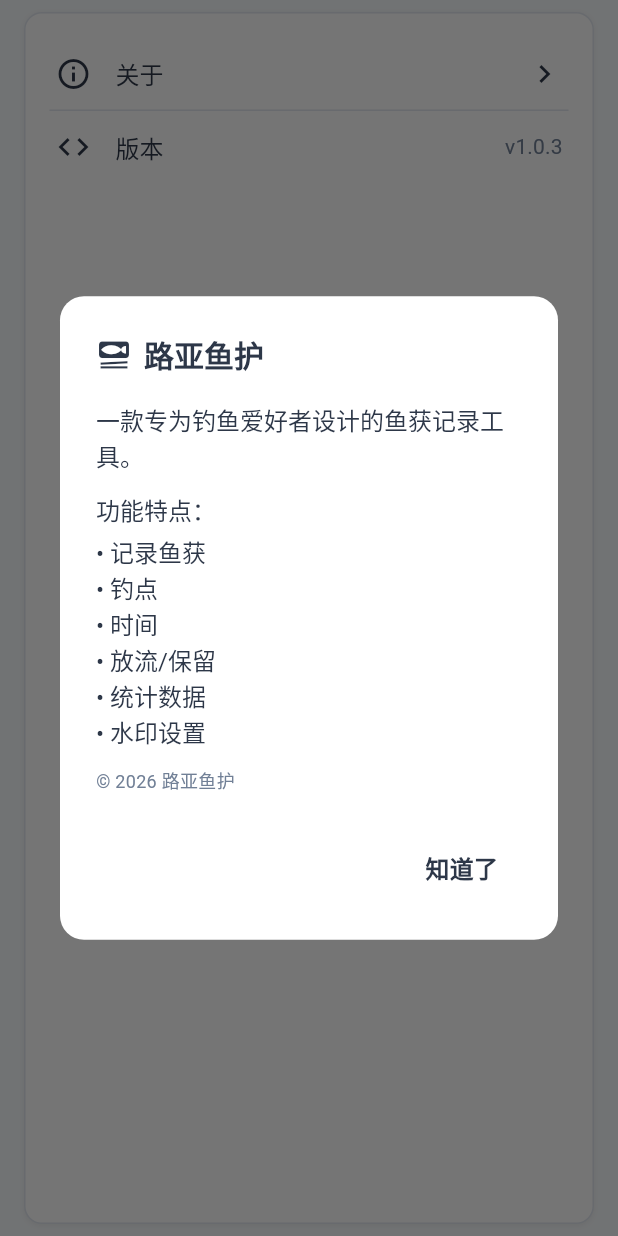
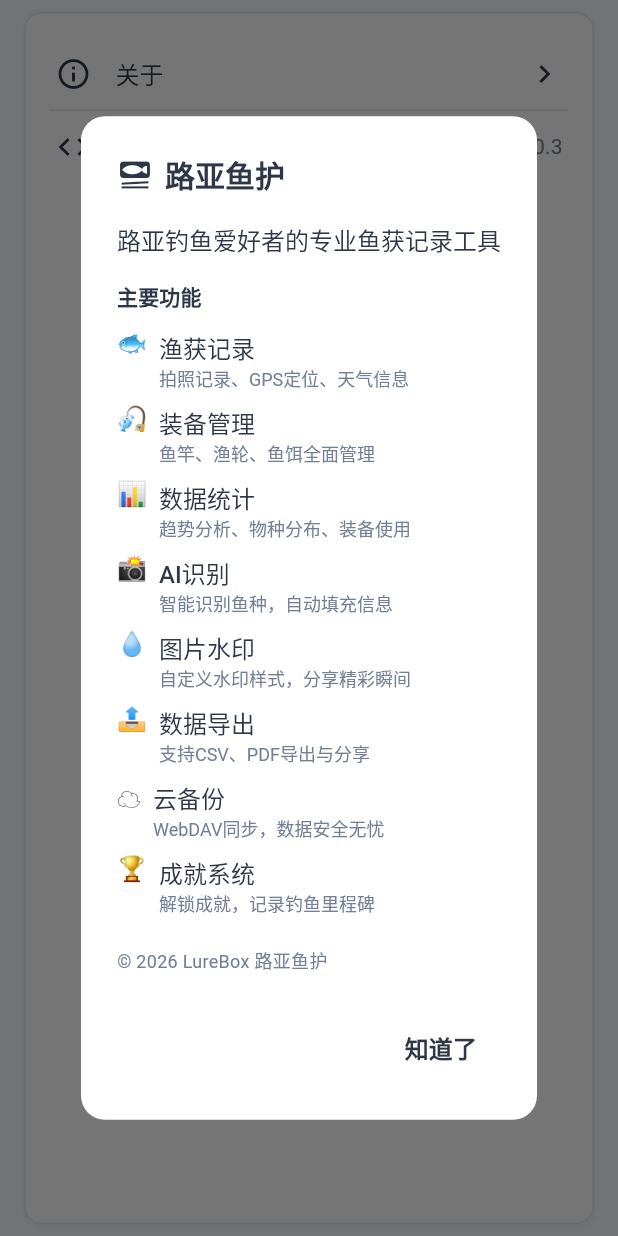
Before and after one commit to w012w012/lurebox, a Flutter app: the SettingsAboutSection widget shown alone on an empty page, opened directly, after a tap on "关于", on a phone screen of 412 x 824 dp. Run offline on Flutter 3.47's test engine with Material 3 defaults, Android fonts, the light colour scheme and no system bars; our stand-ins replace camera, file_picker, fl_chart, flutter_map, flutter_riverpod, geocoding and 9 more; missing offline and left inert: open_meteo; accounts and stored records are empty.

Commit message:
feat: 更新设置关于页面内容
- 添加完整功能列表展示

- 优化页面布局和样式

```diff
--- a/lib/widgets/settings/settings_about_section.dart
+++ b/lib/widgets/settings/settings_about_section.dart
@@ -114,28 +114,42 @@
             Text(strings.appName),
           ],
         ),
-        content: Column(
+        content: SingleChildScrollView(
+          child: Column(
             mainAxisSize: MainAxisSize.min,
             crossAxisAlignment: CrossAxisAlignment.start,
             children: [
-            Text(strings.appDescription),
-            const SizedBox(height: 12),
-            Text(strings.features),
-            const SizedBox(height: 4),
-            Text('• ${strings.recordCatch}'),
-            Text('• ${strings.location}'),
-            Text('• ${strings.time}'),
-            Text('• ${strings.release}/${strings.keep}'),
-            Text('• ${strings.statistics}'),
-            Text('• ${strings.watermarkSettings}'),
-            const SizedBox(height: 12),
               Text(
-              '© 2026 ${strings.appName}',
-              style: Theme.of(
-                context,
-              ).textTheme.bodySmall?.copyWith(color: AppColors.secondaryLight),
+                '路亚钓鱼爱好者的专业鱼获记录工具',
+                style: Theme.of(context).textTheme.bodyLarge?.copyWith(
+                      fontWeight: FontWeight.w500,
+                    ),
+              ),
+              const SizedBox(height: 16),
+              Text(
+                '主要功能',
+                style: Theme.of(context).textTheme.titleSmall?.copyWith(
+                      fontWeight: FontWeight.bold,
+                    ),
+              ),
+              const SizedBox(height: 8),
+              _buildFeatureItem('🐟', '渔获记录', '拍照记录、GPS定位、天气信息'),
+              _buildFeatureItem('🎣', '装备管理', '鱼竿、渔轮、鱼饵全面管理'),
+              _buildFeatureItem('📊', '数据统计', '趋势分析、物种分布、装备使用'),
+              _buildFeatureItem('📸', 'AI识别', '智能识别鱼种，自动填充信息'),
+              _buildFeatureItem('💧', '图片水印', '自定义水印样式，分享精彩瞬间'),
+              _buildFeatureItem('📤', '数据导出', '支持CSV、PDF导出与分享'),
+              _buildFeatureItem('☁️', '云备份', 'WebDAV同步，数据安全无忧'),
+              _buildFeatureItem('🏆', '成就系统', '解锁成就，记录钓鱼里程碑'),
+              const SizedBox(height: 16),
+              Text(
+                '© 2026 LureBox 路亚鱼护',
+                style: Theme.of(context).textTheme.bodySmall?.copyWith(
+                      color: AppColors.secondaryLight,
+                    ),
               ),
             ],
+          ),
         ),
         actions: [
           PremiumButton(
@@ -147,4 +161,35 @@
       ),
     );
   }
+
+  Widget _buildFeatureItem(String emoji, String title, String description) {
+    return Padding(
+      padding: const EdgeInsets.symmetric(vertical: 4),
+      child: Row(
+        crossAxisAlignment: CrossAxisAlignment.start,
+        children: [
+          Text(emoji, style: const TextStyle(fontSize: 16)),
+          const SizedBox(width: 8),
+          Expanded(
+            child: Column(
+              crossAxisAlignment: CrossAxisAlignment.start,
+              children: [
+                Text(
+                  title,
+                  style: const TextStyle(fontWeight: FontWeight.w500),
+                ),
+                Text(
+                  description,
+                  style: const TextStyle(
+                    fontSize: 12,
+                    color: AppColors.secondaryLight,
+                  ),
+                ),
+              ],
+            ),
+          ),
+        ],
+      ),
+    );
   }
+}
```
Lines whose indentation alone changed are shown as unchanged.
